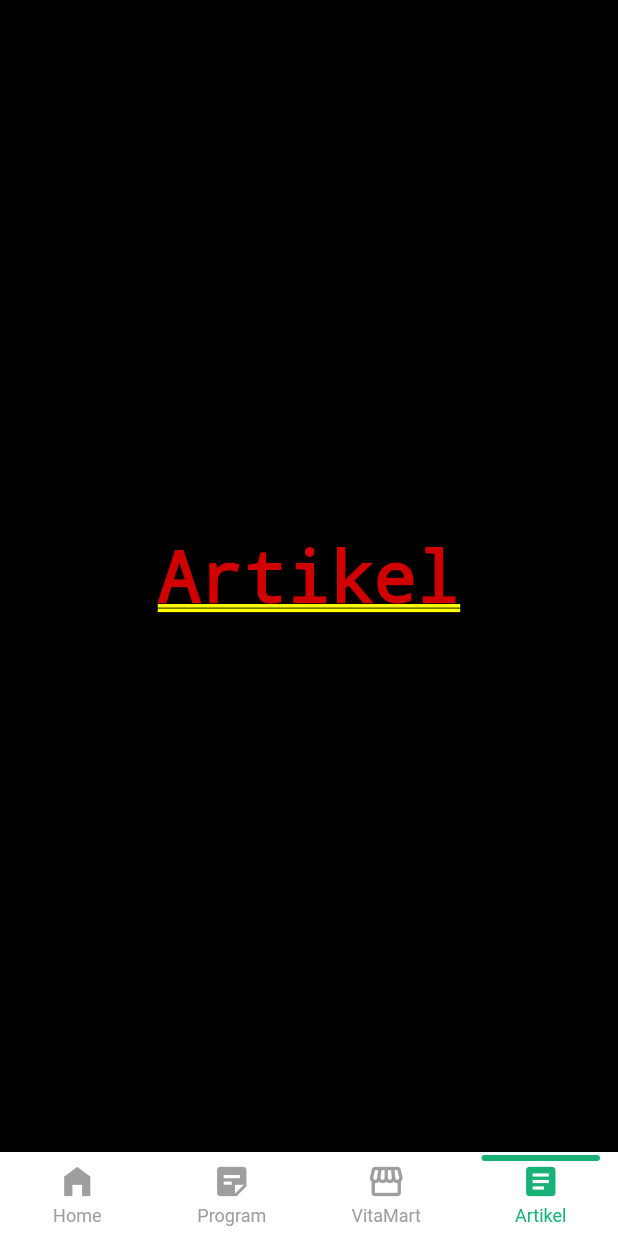
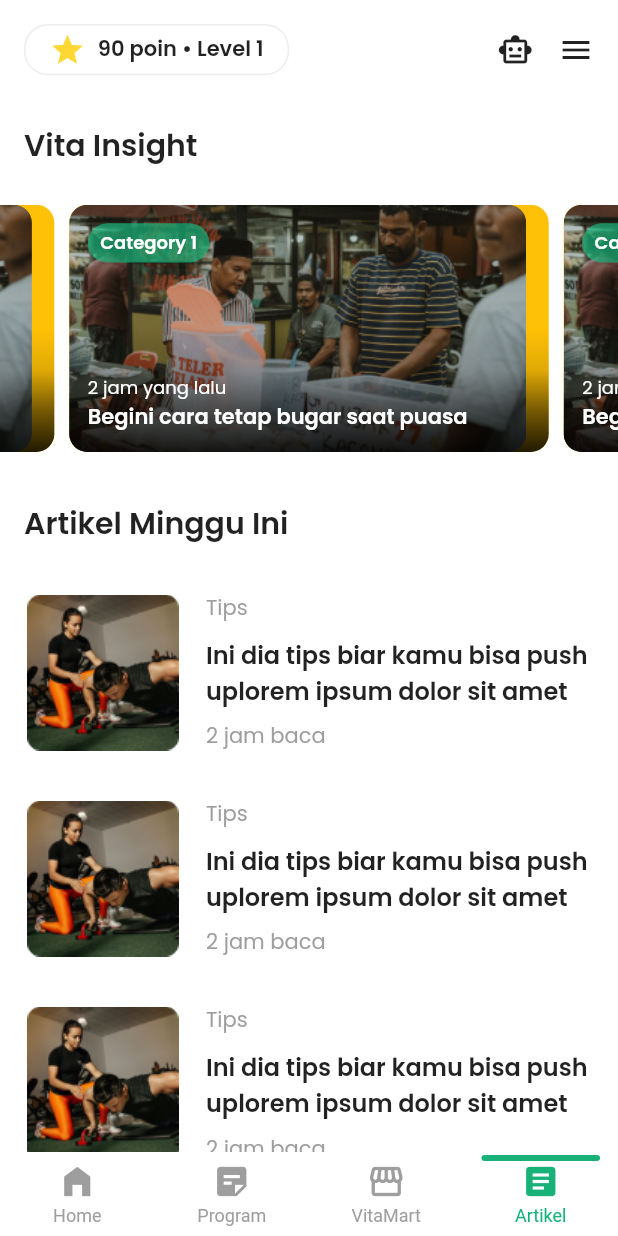
Before and after one commit to hafidzfadillah/VitaFlow, a Flutter app: the MainPages screen opened by its route, item 4 of the bottom bar chosen, on a phone screen of 412 x 824 dp. Run offline on Flutter 3.47's test engine with Material 2 defaults, Android fonts, the light colour scheme and no system bars; drawn by our look-alikes of carousel_slider, persistent_bottom_nav_bar; our stand-ins replace chat_bubbles, connectivity_plus, flutter_toggle_tab, fluttertoast, form_field_validator, get_it and 5 more; accounts and stored records are empty.

Commit message:
chatbot, artikel : done

```diff
--- a/lib/route/route_generator.dart
+++ b/lib/route/route_generator.dart
@@ -1,4 +1,6 @@
 import 'package:flutter/material.dart';
+import 'package:vitaflow/ui/pages/articleScreen.dart';
+import 'package:vitaflow/ui/pages/chatbot.dart';
 import 'package:vitaflow/ui/pages/survey/surveyScreen.dart';
 
 import '../ui/pages/daftarScreen.dart';
@@ -25,6 +27,8 @@ class RouteGenerator {
 
       case '/home':
         return MaterialPageRoute(builder: (_) => MainPages());
+      case '/chatbot':
+        return MaterialPageRoute(builder: (_) => ChatbotScreen());
       // case '/product-detail':
       //   return MaterialPageRoute(builder: (_) => ProductDetailScreen());
       // case '/cart':
--- a/lib/ui/home/theme.dart
+++ b/lib/ui/home/theme.dart
@@ -2,9 +2,11 @@ import 'package:flutter/material.dart';
 import 'package:google_fonts/google_fonts.dart';
 
 double defMargin = 16.0;
+double defRadius = 12.0;
 
 const Color primaryColor = Color(0xff18B279);
 const Color primaryDarkColor = Color(0xff173430);
+const Color primaryLightColor = Color(0xffD9FDD3);
 const Color lightModeBgColor = Color(0xffFFFFFF);
 const Color neutral100 = Color(0xff0A0A0A);
 const Color neutral90 = Color(0xff404040);
--- /dev/null
+++ b/lib/ui/pages/articleScreen.dart
@@ -0,0 +1,166 @@
+import 'dart:ui';
+
+import 'package:carousel_slider/carousel_slider.dart';
+import 'package:flutter/material.dart';
+import 'package:google_fonts/google_fonts.dart';
+import 'package:responsive_sizer/responsive_sizer.dart';
+import 'package:vitaflow/ui/home/theme.dart';
+import 'package:vitaflow/ui/widgets/news_item.dart';
+import 'package:vitaflow/ui/widgets/top_bar.dart';
+
+class ArticleScreen extends StatefulWidget {
+  const ArticleScreen({Key? key}) : super(key: key);
+
+  @override
+  State<ArticleScreen> createState() => _ArticleScreenState();
+}
+
+class _ArticleScreenState extends State<ArticleScreen> {
+  @override
+  Widget build(BuildContext context) {
+    return Scaffold(
+      backgroundColor: Colors.white,
+      body: SafeArea(
+          child: Column(
+        children: [
+          MainTopBar(),
+          Expanded(
+              child: ListView(
+            children: [
+              Padding(
+                padding: EdgeInsets.all(defMargin),
+                child: Text(
+                  'Vita Insight',
+                  style: GoogleFonts.poppins(
+                      fontWeight: FontWeight.w600, fontSize: headerSize),
+                ),
+              ),
+              SizedBox(
+                height: 1.h,
+              ),
+              _buildBanner(),
+              SizedBox(
+                height: 2.h,
+              ),
+              Padding(
+                padding: EdgeInsets.all(defMargin),
+                child: Text(
+                  'Artikel Minggu Ini',
+                  style: GoogleFonts.poppins(
+                      fontWeight: FontWeight.w600, fontSize: headerSize),
+                ),
+              ),
+              _buildNews()
+            ],
+          ))
+        ],
+      )),
+    );
+  }
+
+  Widget _buildBanner() {
+    return CarouselSlider(
+      options: CarouselOptions(
+        height: 20.h,
+        autoPlay: true,
+        autoPlayInterval: Duration(seconds: 5),
+        autoPlayAnimationDuration: Duration(milliseconds: 800),
+        autoPlayCurve: Curves.fastOutSlowIn,
+      ),
+      items: [1, 2, 3, 4, 5].map((i) {
+        return Builder(
+          builder: (BuildContext context) {
+            return Container(
+                width: MediaQuery.of(context).size.width,
+                margin: EdgeInsets.symmetric(horizontal: 5.0),
+                decoration: BoxDecoration(
+                    borderRadius: BorderRadius.circular(defRadius),
+                    color: Colors.amber),
+                child: Stack(
+                  children: [
+                    ClipRRect(
+                      borderRadius: BorderRadius.circular(defRadius),
+                      child: Image.asset(
+                        'assets/images/banner1.png',
+                        fit: BoxFit.cover,
+                        height: double.infinity,
+                      ),
+                    ),
+                    Positioned(
+                        child: Container(
+                      margin: EdgeInsets.all(1.5.h),
+                      padding: EdgeInsets.symmetric(
+                          horizontal: 1.h, vertical: 0.5.h),
+                      decoration: BoxDecoration(
+                          color: primaryColor.withOpacity(0.7),
+                          borderRadius: BorderRadius.circular(defMargin)),
+                      child: Text(
+                        'Category $i',
+                        style: GoogleFonts.poppins(
+                            color: Colors.white,
+                            fontWeight: FontWeight.w600,
+                            fontSize: captionSize),
+                      ),
+                    )),
+                    Align(
+                      alignment: Alignment.bottomCenter,
+                      child: Container(
+                        height: 10.h,
+                        decoration: BoxDecoration(
+                            borderRadius: BorderRadius.only(
+                                bottomLeft: Radius.circular(defRadius),
+                                bottomRight: Radius.circular(defRadius)),
+                            gradient: LinearGradient(
+                                begin: Alignment.bottomCenter,
+                                end: Alignment.topCenter,
+                                colors: [
+                                  Colors.black87,
+                                  Colors.black54,
+                                  Colors.black12,
+                                  Colors.transparent
+                                ])),
+                      ),
+                    ),
+                    Align(
+                      alignment: Alignment.bottomLeft,
+                      child: Container(
+                        margin: EdgeInsets.all(1.5.h),
+                        child: Column(
+                          crossAxisAlignment: CrossAxisAlignment.start,
+                          mainAxisSize: MainAxisSize.min,
+                          children: [
+                            Text(
+                              '2 jam yang lalu',
+                              style: GoogleFonts.poppins(
+                                  fontSize: captionSize, color: Colors.white),
+                            ),
+                            Text(
+                              'Begini cara tetap bugar saat puasa',
+                              maxLines: 2,
+                              overflow: TextOverflow.ellipsis,
+                              style: GoogleFonts.poppins(
+                                  fontWeight: FontWeight.w600,
+                                  color: Colors.white),
+                            )
+                          ],
+                        ),
+                      ),
+                    )
+                  ],
+                ));
+          },
+        );
+      }).toList(),
+    );
+  }
+
+  Widget _buildNews() {
+    return ListView.builder(
+        shrinkWrap: true,
+        physics: NeverScrollableScrollPhysics(),
+        itemCount: 5,
+        itemBuilder: (c, i) {
+          return NewsItem();
+        });
+  }
+}
--- a/lib/ui/pages/daftarScreen.dart
+++ b/lib/ui/pages/daftarScreen.dart
@@ -40,7 +40,7 @@ class _DaftarScreenState extends State<DaftarScreen> {
         backgroundColor: lightModeBgColor,
         body: SafeArea(
             child: ListView(
-          padding: EdgeInsets.symmetric(horizontal: defMargin, vertical: 24),
+          padding: EdgeInsets.symmetric(horizontal: defMargin),
           children: [
             Column(
               crossAxisAlignment: CrossAxisAlignment.start,
--- a/lib/ui/pages/loginScreen.dart
+++ b/lib/ui/pages/loginScreen.dart
@@ -35,7 +35,7 @@ class _LoginScreenState extends State<LoginScreen> {
         backgroundColor: lightModeBgColor,
         body: SafeArea(
             child: ListView(
-          padding: EdgeInsets.symmetric(horizontal: defMargin, vertical: 24),
+          padding: EdgeInsets.symmetric(horizontal: defMargin),
           children: [
             Column(
               crossAxisAlignment: CrossAxisAlignment.start,
--- a/lib/ui/pages/main_pages.dart
+++ b/lib/ui/pages/main_pages.dart
@@ -1,6 +1,8 @@
 import 'package:flutter/material.dart';
 import 'package:persistent_bottom_nav_bar/persistent_tab_view.dart';
 import 'package:vitaflow/ui/home/theme.dart';
+import 'package:vitaflow/ui/pages/articleScreen.dart';
+import 'package:vitaflow/ui/pages/chatbot.dart';
 
 class MainPages extends StatefulWidget {
   const MainPages({Key? key}) : super(key: key);
@@ -50,9 +52,7 @@ class _MainPagesState extends State<MainPages> {
     Center(
       child: Text('VitaMart'),
     ),
-    Center(
-      child: Text('Artikel'),
-    ),
+    ArticleScreen()
   ];
 
   @override
--- /dev/null
+++ b/lib/ui/widgets/news_item.dart
@@ -0,0 +1,57 @@
+import 'package:flutter/material.dart';
+import 'package:google_fonts/google_fonts.dart';
+import 'package:responsive_sizer/responsive_sizer.dart';
+import 'package:vitaflow/ui/home/theme.dart';
+
+class NewsItem extends StatelessWidget {
+  const NewsItem({Key? key}) : super(key: key);
+
+  @override
+  Widget build(BuildContext context) {
+    return Container(
+      child: Row(
+        children: [
+          Flexible(
+            child: ClipRRect(
+              borderRadius: BorderRadius.circular(defRadius),
+              child: AspectRatio(
+                  aspectRatio: 1 / 1,
+                  child: Image.asset(
+                    'assets/images/news1.png',
+                  )),
+            ),
+          ),
+          Expanded(
+              flex: 2,
+              child: Column(
+                crossAxisAlignment: CrossAxisAlignment.start,
+                mainAxisSize: MainAxisSize.min,
+                children: [
+                  Text(
+                    'Tips',
+                    style: GoogleFonts.poppins(color: neutral60),
+                  ),
+                  SizedBox(
+                    height: 1.h,
+                  ),
+                  Text(
+                    'Ini dia tips biar kamu bisa push uplorem ipsum dolor sit amet',
+                    maxLines: 2,
+                    overflow: TextOverflow.ellipsis,
+                    style: GoogleFonts.poppins(
+                        fontWeight: FontWeight.w600, fontSize: subheaderSize),
+                  ),
+                  SizedBox(
+                    height: 1.h,
+                  ),
+                  Text(
+                    '2 jam baca',
+                    style: GoogleFonts.poppins(color: neutral60),
+                  ),
+                ],
+              ))
+        ],
+      ),
+    );
+  }
+}
--- /dev/null
+++ b/lib/ui/widgets/top_bar.dart
@@ -0,0 +1,57 @@
+import 'package:flutter/material.dart';
+import 'package:google_fonts/google_fonts.dart';
+import 'package:responsive_sizer/responsive_sizer.dart';
+import 'package:vitaflow/ui/home/theme.dart';
+
+class MainTopBar extends StatelessWidget {
+  const MainTopBar({Key? key}) : super(key: key);
+
+  @override
+  Widget build(BuildContext context) {
+    return Container(
+      color: Colors.white,
+      padding: EdgeInsets.all(defMargin),
+      child: Row(
+        children: [
+          InkWell(
+            onTap: () {},
+            child: Container(
+              padding:
+                  EdgeInsets.symmetric(horizontal: defMargin, vertical: 0.5.h),
+              decoration: BoxDecoration(
+                  border: Border.all(color: neutral30),
+                  borderRadius: BorderRadius.circular(defMargin)),
+              child: Row(
+                mainAxisSize: MainAxisSize.min,
+                children: [
+                  Icon(
+                    Icons.star,
+                    color: Colors.yellow.shade600,
+                  ),
+                  SizedBox(
+                    width: 1.h,
+                  ),
+                  Text(
+                    '90 poin • Level 1',
+                    style: GoogleFonts.poppins(fontWeight: FontWeight.w600),
+                  )
+                ],
+              ),
+            ),
+          ),
+          Spacer(),
+          InkWell(
+              onTap: () {
+                Navigator.of(context, rootNavigator: true)
+                    .pushNamed('/chatbot');
+              },
+              child: Icon(Icons.smart_toy_outlined)),
+          SizedBox(
+            width: 2.h,
+          ),
+          InkWell(onTap: () {}, child: Icon(Icons.menu)),
+        ],
+      ),
+    );
+  }
+}
--- a/pubspec.yaml
+++ b/pubspec.yaml
@@ -51,6 +51,7 @@ dependencies:
   numberpicker: ^2.1.2
   flutter_toggle_tab: ^1.2.0
   fluttertoast: ^8.2.1
+  chat_bubbles: ^1.4.1
 
 dev_dependencies:
   flutter_test:
@@ -70,6 +71,7 @@ flutter_icons:
   android: true
   ios: true
   image_path: "assets/images/appIcon.png"
+  remove_alpha_ios: true
 # For information on the generic Dart part of this file, see the
 # following page: https://dart.dev/tools/pub/pubspec
 
```
Also changed, not shown: lib/ui/pages/chatbot.dart (added, +75 -0 lines), lib/ui/widgets/chat_bubble.dart (added, +48 -0 lines), assets/images/banner1.png (added), assets/images/news1.png (added), pubspec.lock, 30 other files.
